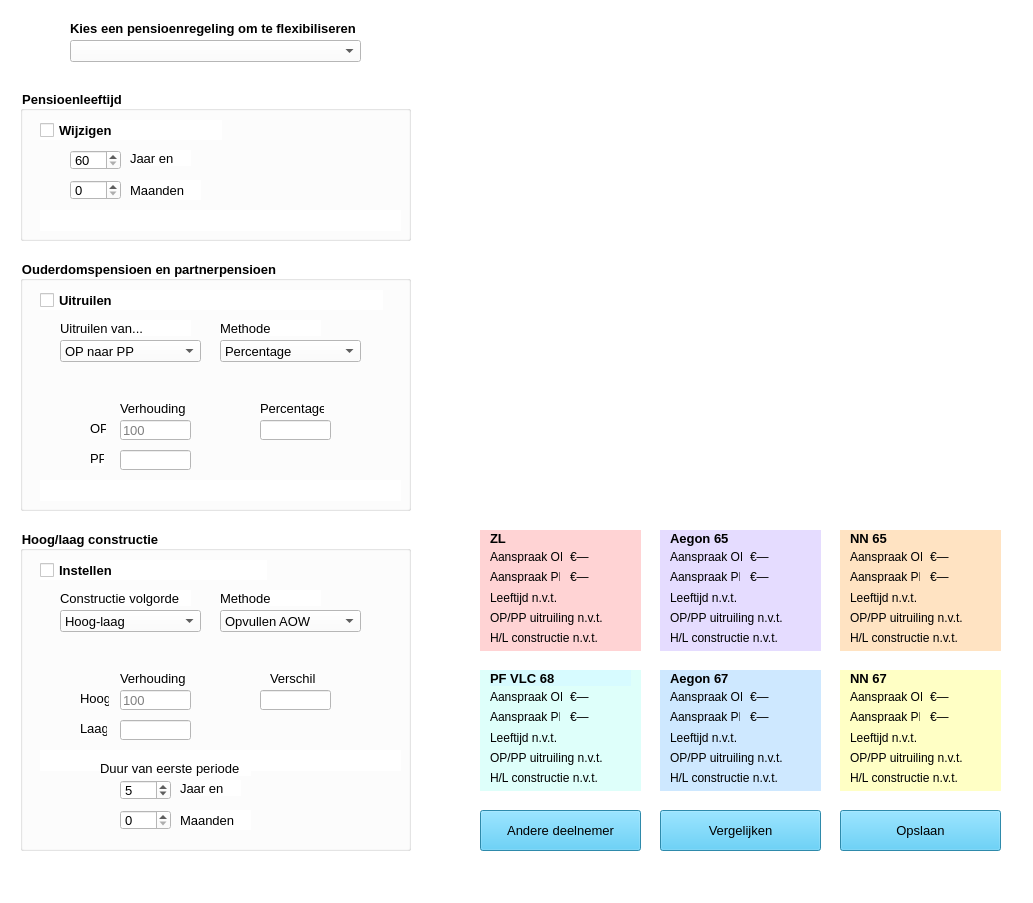
Old version of the form flexmenu.ui in the repository Alwin1234567/AR-project.
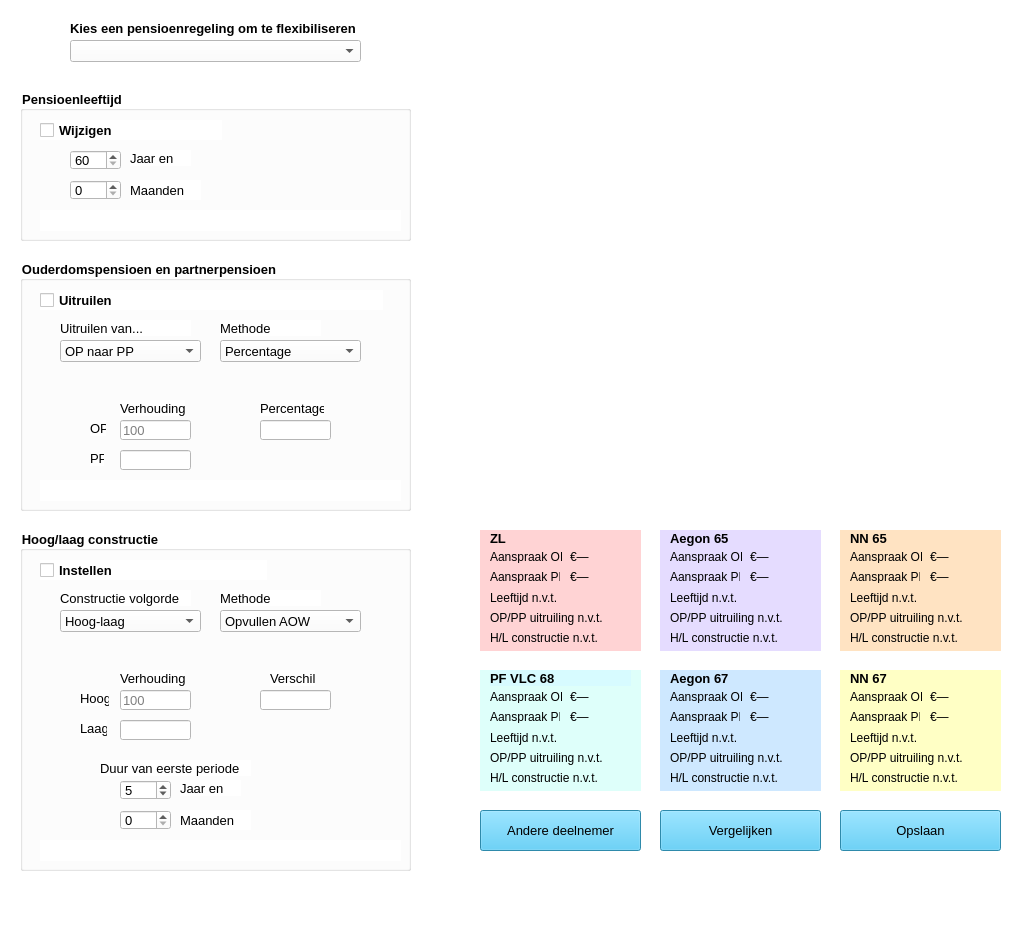
New version of the form. Icons and pictures are not drawn.

Commit message: Flex keuzes worden nu onthouden bij het switchen tussen regelingen in het flexmenu; Er is een invoercheck voor letters en missende waardes

```diff
--- a/flexmenu.ui
+++ b/flexmenu.ui
@@ -7,7 +7,7 @@
     <x>0</x>
     <y>0</y>
     <width>1033</width>
-    <height>903</height>
+    <height>927</height>
    </rect>
   </property>
   <property name="windowTitle">
@@ -1248,7 +1248,7 @@
       <x>20</x>
       <y>530</y>
       <width>391</width>
-      <height>321</height>
+      <height>341</height>
      </rect>
     </property>
     <property name="font">
@@ -1496,7 +1496,7 @@
      <property name="geometry">
       <rect>
        <x>20</x>
-       <y>220</y>
+       <y>310</y>
        <width>361</width>
        <height>21</height>
       </rect>
```
Left out of the diff: 18 changed lines with no effect on the pictures. The commit also changes 3 other files.
